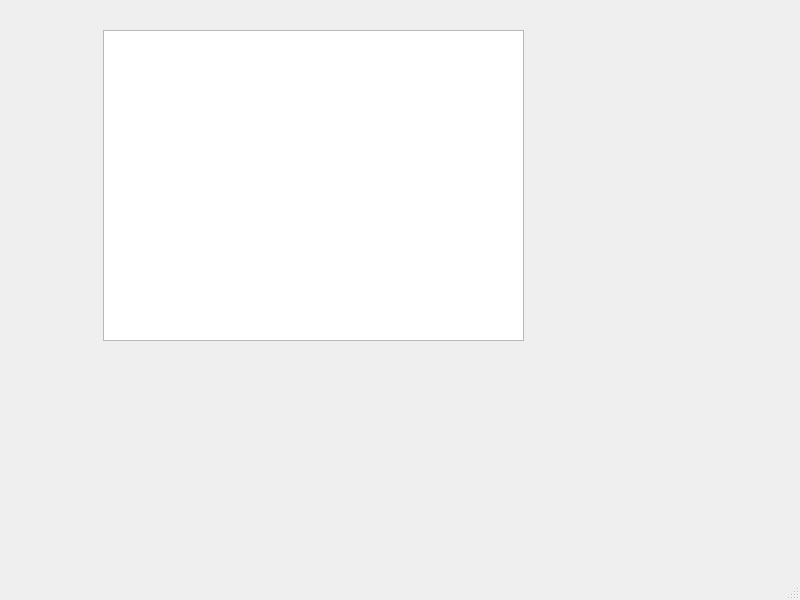
First picture: the form in mainwindow.ui, repository jantakac/a-star-ioa, before the edit.
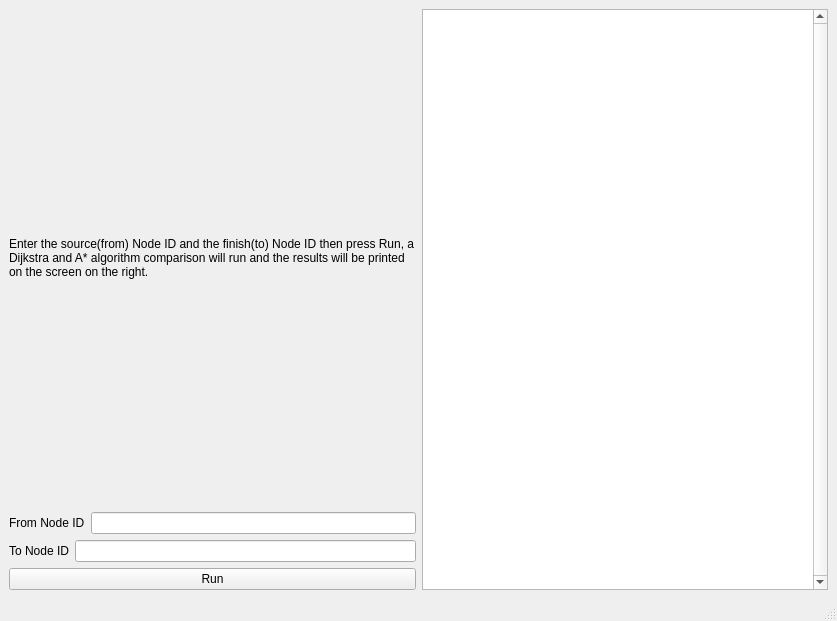
Second picture: the form after the edit.

Commit message: added minimalistic small gui in QtWidgets

Patch:
```diff
--- a/mainwindow.ui
+++ b/mainwindow.ui
@@ -6,24 +6,75 @@
    <rect>
     <x>0</x>
     <y>0</y>
-    <width>800</width>
-    <height>600</height>
+    <width>837</width>
+    <height>621</height>
    </rect>
   </property>
   <property name="windowTitle">
    <string>MainWindow</string>
   </property>
   <widget class="QWidget" name="centralwidget">
-   <widget class="QTextEdit" name="textEdit">
-    <property name="geometry">
-     <rect>
-      <x>103</x>
-      <y>30</y>
-      <width>421</width>
-      <height>311</height>
-     </rect>
-    </property>
-   </widget>
+   <layout class="QHBoxLayout" name="horizontalLayout_3">
+    <item>
+     <layout class="QVBoxLayout" name="verticalLayout_4">
+      <item>
+       <widget class="QLabel" name="label_3">
+        <property name="text">
+         <string>Enter the source(from) Node ID and the finish(to) Node ID then press Run, a Dijkstra and A* algorithm comparison will run and the results will be printed on the screen on the right.</string>
+        </property>
+        <property name="wordWrap">
+         <bool>true</bool>
+        </property>
+       </widget>
+      </item>
+      <item>
+       <layout class="QHBoxLayout" name="horizontalLayout">
+        <item>
+         <widget class="QLabel" name="label">
+          <property name="text">
+           <string>From Node ID</string>
+          </property>
+         </widget>
+        </item>
+        <item>
+         <widget class="QLineEdit" name="fromLineEdit"/>
+        </item>
+       </layout>
+      </item>
+      <item>
+       <layout class="QHBoxLayout" name="horizontalLayout_2">
+        <item>
+         <widget class="QLabel" name="label_2">
+          <property name="text">
+           <string>To Node ID</string>
+          </property>
+         </widget>
+        </item>
+        <item>
+         <widget class="QLineEdit" name="toLineEdit"/>
+        </item>
+       </layout>
+      </item>
+      <item>
+       <widget class="QPushButton" name="runButton">
+        <property name="text">
+         <string>Run</string>
+        </property>
+       </widget>
+      </item>
+     </layout>
+    </item>
+    <item>
+     <widget class="QPlainTextEdit" name="textOutput">
+      <property name="verticalScrollBarPolicy">
+       <enum>Qt::ScrollBarPolicy::ScrollBarAlwaysOn</enum>
+      </property>
+      <property name="readOnly">
+       <bool>true</bool>
+      </property>
+     </widget>
+    </item>
+   </layout>
   </widget>
   <widget class="QMenuBar" name="menubar">
    <property name="geometry">
```
Left out of the diff: 4 changed lines with no effect on the pictures. The commit also changes 3 other files.
